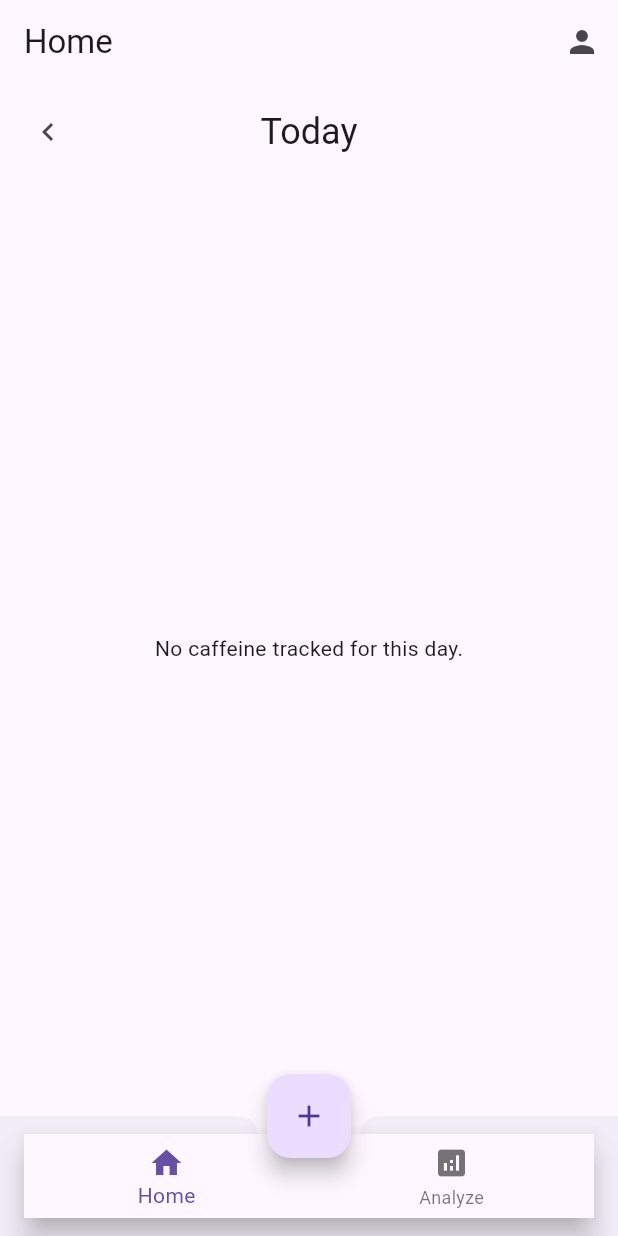
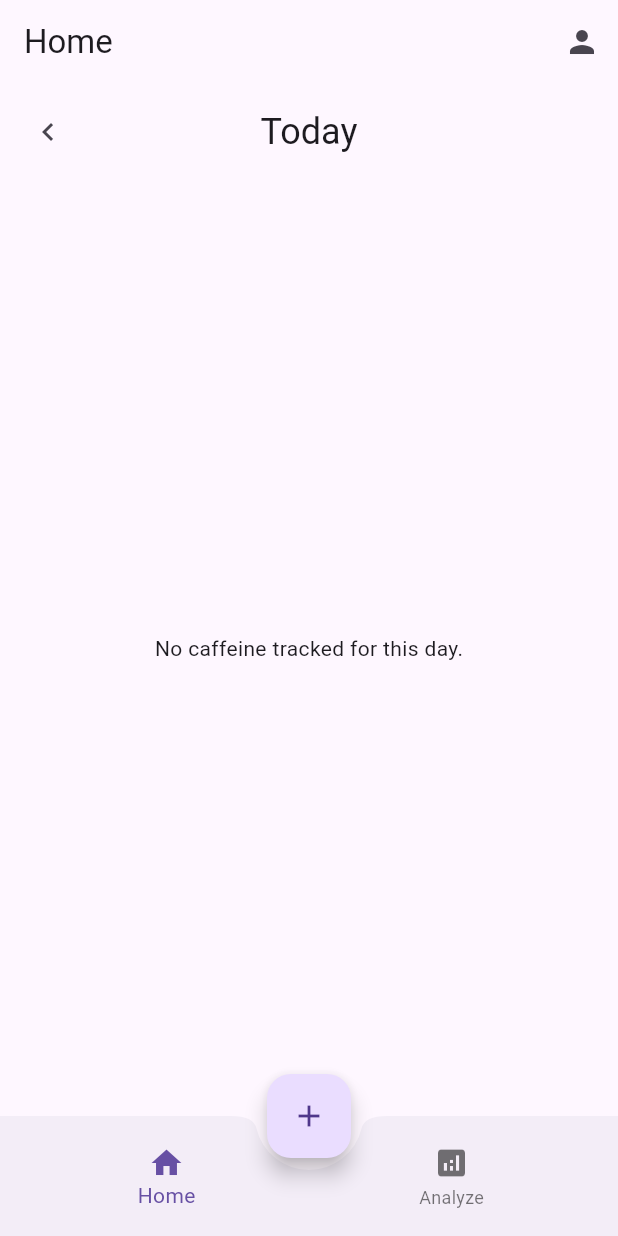
Before and after one commit to drg101/decaf, a Flutter app: the screen it shows after launch, on a phone screen of 412 x 824 dp. Run offline on Flutter 3.47's test engine with Material 3 defaults, Android fonts, the phone set to English and light mode, and no system bars; our stand-ins replace fl_chart, flutter_riverpod, sembast.

Commit message:
App bar good

```diff
--- a/lib/main.dart
+++ b/lib/main.dart
@@ -1,4 +1,3 @@
-
 import 'package:decaf/pages/charts.dart';
 import 'package:decaf/pages/home.dart';
 import 'package:decaf/widgets/add_caffeine_modal.dart';
@@ -16,9 +15,7 @@ class MyApp extends StatelessWidget {
   Widget build(BuildContext context) {
     return MaterialApp(
       title: 'Bottom Navigation Demo',
-      theme: ThemeData(
-        primarySwatch: Colors.blue,
-      ),
+      theme: ThemeData(primarySwatch: Colors.blue),
       home: const MainScreen(),
     );
   }
@@ -35,10 +32,7 @@ class MainScreenState extends State<MainScreen> {
   int _selectedIndex = 0;
 
   // List of pages
-  final List<Widget> _pages = [
-    const HomePage(),
-    const LineChartSample1(),
-  ];
+  final List<Widget> _pages = [const HomePage(), const LineChartSample1()];
 
   void _onItemTapped(int index) {
     setState(() {
@@ -49,10 +43,7 @@ class MainScreenState extends State<MainScreen> {
   @override
   Widget build(BuildContext context) {
     return Scaffold(
-      body: IndexedStack(
-        index: _selectedIndex,
-        children: _pages,
-      ),
+      body: IndexedStack(index: _selectedIndex, children: _pages),
       floatingActionButton: FloatingActionButton(
         onPressed: () {
           showModalBottomSheet(
@@ -66,7 +57,13 @@ class MainScreenState extends State<MainScreen> {
       bottomNavigationBar: BottomAppBar(
         shape: const CircularNotchedRectangle(),
         notchMargin: 8.0,
+        child: Wrap(
+          children: [
+            Theme(
+              data: ThemeData(splashColor: Colors.transparent),
               child: BottomNavigationBar(
+                backgroundColor: Colors.transparent,
+                elevation: 0,
                 currentIndex: _selectedIndex,
                 onTap: _onItemTapped,
                 type: BottomNavigationBarType.fixed,
@@ -82,6 +79,9 @@ class MainScreenState extends State<MainScreen> {
                 ],
               ),
             ),
+          ],
+        ),
+      ),
     );
   }
 }
```
Lines whose indentation alone changed are shown as unchanged.
